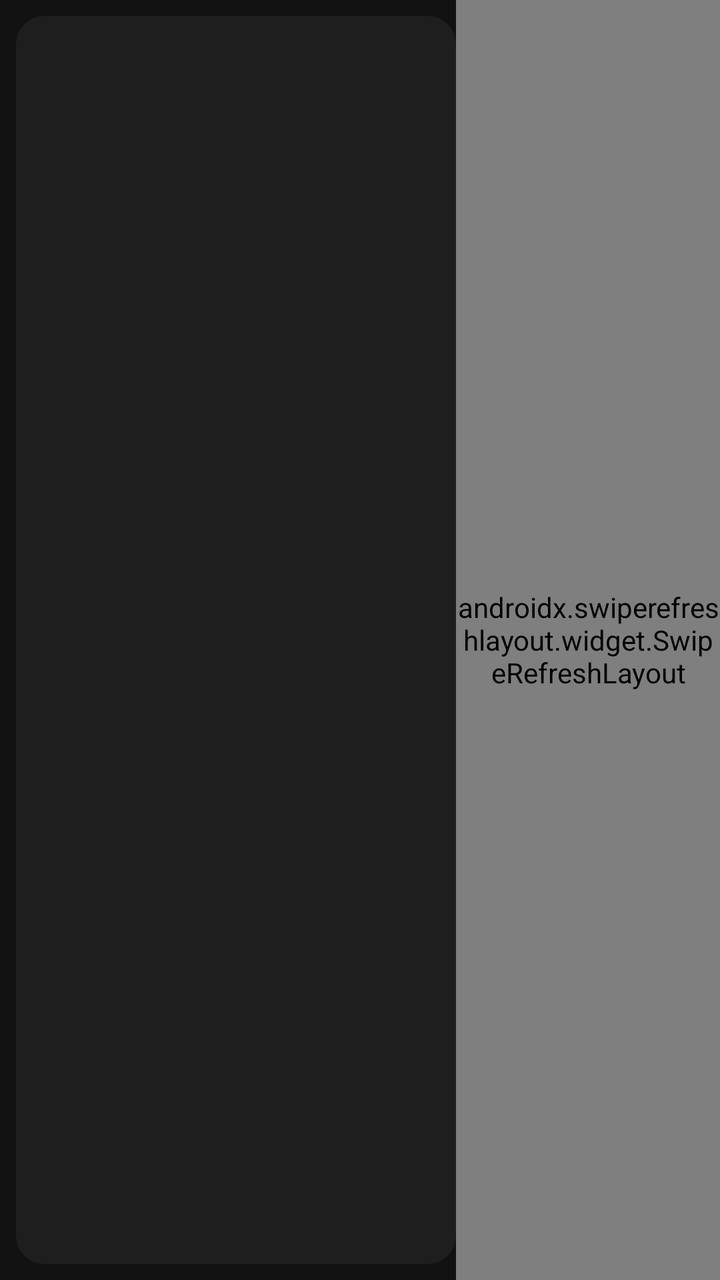
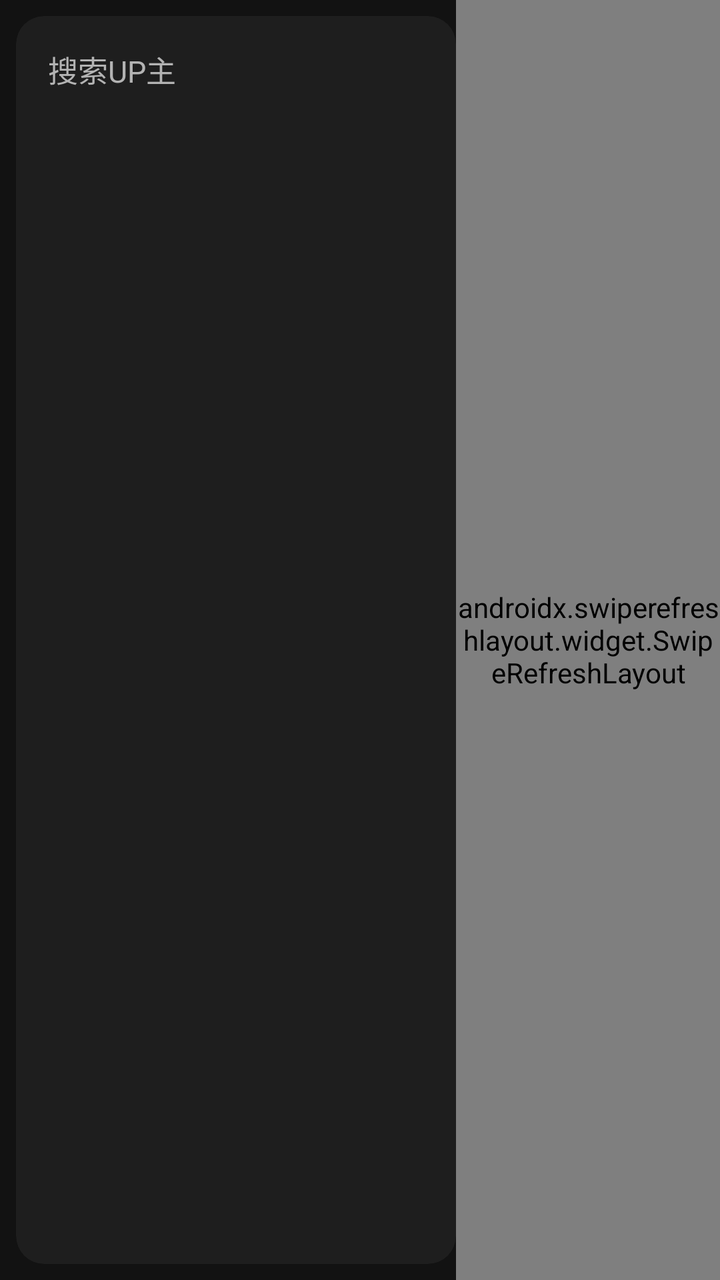

Before-and-after screenshots of an Android layout around one commit, followed by the original layout XML and the change that was made.
<!-- AndroidManifest.xml: application theme Theme.Blbl -->
<!-- res/layout/fragment_dynamic.xml -->
<?xml version="1.0" encoding="utf-8"?>
<androidx.constraintlayout.widget.ConstraintLayout xmlns:android="http://schemas.android.com/apk/res/android"
    xmlns:app="http://schemas.android.com/apk/res-auto"
    android:layout_width="match_parent"
    android:layout_height="match_parent"
    android:background="?attr/blblPageBackdrop">

    <com.google.android.material.card.MaterialCardView
        android:id="@+id/card_following"
        android:layout_width="@dimen/dynamic_following_panel_width"
        android:layout_height="0dp"
        android:layout_margin="@dimen/dynamic_following_panel_margin"
        app:cardBackgroundColor="?attr/colorSurface"
        app:cardCornerRadius="14dp"
        app:cardElevation="0dp"
        app:layout_constraintBottom_toBottomOf="parent"
        app:layout_constraintStart_toStartOf="parent"
        app:layout_constraintTop_toTopOf="parent">

        <androidx.recyclerview.widget.RecyclerView
            android:id="@+id/recycler_following"
            android:layout_width="match_parent"
            android:layout_height="match_parent"
            android:clipChildren="false"
            android:clipToPadding="false"
            android:descendantFocusability="afterDescendants"
            android:focusable="true"
            android:padding="@dimen/dynamic_following_list_padding" />
    </com.google.android.material.card.MaterialCardView>

    <androidx.swiperefreshlayout.widget.SwipeRefreshLayout
        android:id="@+id/swipe_refresh"
        android:layout_width="0dp"
        android:layout_height="0dp"
        app:layout_constraintBottom_toBottomOf="parent"
        app:layout_constraintEnd_toEndOf="parent"
        app:layout_constraintStart_toEndOf="@id/card_following"
        app:layout_constraintTop_toTopOf="parent">

        <androidx.recyclerview.widget.RecyclerView
            android:id="@+id/recycler_dynamic"
            android:layout_width="match_parent"
            android:layout_height="match_parent"
            android:clipChildren="false"
            android:clipToPadding="false"
            android:descendantFocusability="afterDescendants"
            android:focusable="true"
            android:padding="8dp" />
    </androidx.swiperefreshlayout.widget.SwipeRefreshLayout>

</androidx.constraintlayout.widget.ConstraintLayout>
<!-- resources referenced by this layout -->
<resources>
  <dimen name="dynamic_following_list_padding">6dp</dimen>
  <dimen name="dynamic_following_panel_margin">8dp</dimen>
  <dimen name="dynamic_following_panel_width">220dp</dimen>
  <style name="Theme.Blbl" parent="Theme.Blbl.Base.Dark">
          <item name="blblAccent">@color/blbl_purple</item>
          <item name="blblAccentContainer">@color/blbl_accent_violet_container</item>
          <item name="blblAccentWeak">@color/blbl_accent_violet_weak</item>
          <item name="blblAccentPressed">@color/blbl_accent_violet_pressed</item>
      </style>
  <style name="Theme.Blbl.Base.Dark" parent="Theme.Blbl.Base">
          <item name="colorPrimary">@color/blbl_surface</item>
          <item name="colorPrimaryVariant">@color/blbl_surface</item>
          <item name="colorOnPrimary">@color/blbl_text</item>
  
          <item name="android:colorBackground">@color/blbl_bg</item>
          <item name="colorBackground">@color/blbl_bg</item>
          <item name="blblContentBackground">?attr/colorBackground</item>
          <item name="colorSurface">@color/blbl_surface</item>
          <item name="colorOnSurface">@color/blbl_text</item>
          <item name="blblDialogSurface">@color/blbl_surface</item>
          <item name="blblOnPageBackdrop">@color/blbl_text</item>
          <item name="blblOnPageBackdropSecondary">@color/blbl_text_secondary</item>
  
          <item name="android:statusBarColor">@color/blbl_bg</item>
          <item name="android:navigationBarColor">@color/blbl_bg</item>
          <item name="android:windowBackground">@color/blbl_bg</item>
          <item name="android:textColorPrimary">@color/blbl_text</item>
          <item name="android:textColorSecondary">@color/blbl_text_secondary</item>
      </style>
  <color name="blbl_purple">#8A2BE2</color>
  <color name="blbl_accent_violet_container">#338A2BE2</color>
  <color name="blbl_accent_violet_weak">#668A2BE2</color>
  <color name="blbl_accent_violet_pressed">#808A2BE2</color>
  <color name="blbl_surface">#1E1E1E</color>
  <color name="blbl_text">#EDEDED</color>
  <color name="blbl_bg">#121212</color>
  <color name="blbl_text_secondary">#B3B3B3</color>
  <style name="ThemeOverlay.Blbl.MaterialAlertDialog" parent="ThemeOverlay.MaterialComponents.MaterialAlertDialog">
          <item name="colorPrimary">?attr/blblAccent</item>
          <item name="colorSurface">?attr/blblDialogSurface</item>
          <item name="colorOnPrimary">?attr/colorOnSurface</item>
          <item name="materialAlertDialogTitleTextStyle">@style/Widget.Blbl.MaterialAlertDialog.Title.Text</item>
          <item name="materialAlertDialogBodyTextStyle">@style/Widget.Blbl.MaterialAlertDialog.Body.Text</item>
          
          <item name="android:listViewStyle">@style/Widget.Blbl.Dialog.ListView</item>
          <item name="android:dropDownListViewStyle">@style/Widget.Blbl.Dialog.ListView</item>
      </style>
  <style name="Widget.Blbl.MaterialAlertDialog.Title.Text" parent="MaterialAlertDialog.MaterialComponents.Title.Text">
          <item name="android:textColor">?attr/colorOnSurface</item>
      </style>
  <style name="Widget.Blbl.MaterialAlertDialog.Body.Text" parent="MaterialAlertDialog.MaterialComponents.Body.Text">
          <item name="android:textColor">?android:attr/textColorSecondary</item>
      </style>
  <style name="Widget.Blbl.Dialog.ListView" parent="Widget.AppCompat.ListView">
          <item name="android:listSelector">?attr/blblFocusListSelectorRound</item>
          <item name="android:divider">@android:color/transparent</item>
          <item name="android:dividerHeight">0dp</item>
          <item name="android:cacheColorHint">@android:color/transparent</item>
      </style>
  <!-- unchanged entries left out for length: 3 -->
</resources>

<!-- the commit's change to res/layout/fragment_dynamic.xml (unified diff, before → after) -->
@@ -17,15 +17,61 @@
         app:layout_constraintStart_toStartOf="parent"
         app:layout_constraintTop_toTopOf="parent">
 
-        <androidx.recyclerview.widget.RecyclerView
-            android:id="@+id/recycler_following"
+        <LinearLayout
             android:layout_width="match_parent"
             android:layout_height="match_parent"
-            android:clipChildren="false"
-            android:clipToPadding="false"
-            android:descendantFocusability="afterDescendants"
-            android:focusable="true"
-            android:padding="@dimen/dynamic_following_list_padding" />
+            android:orientation="vertical">
+
+            <androidx.appcompat.widget.AppCompatEditText
+                android:id="@+id/et_following_search"
+                android:layout_width="match_parent"
+                android:layout_height="42dp"
+                android:layout_marginHorizontal="@dimen/dynamic_following_list_padding"
+                android:layout_marginTop="@dimen/dynamic_following_list_padding"
+                android:layout_marginBottom="2dp"
+                android:background="?attr/blblFocusBgRound"
+                android:ellipsize="end"
+                android:gravity="center_vertical"
+                android:hint="@string/dynamic_up_search_hint"
+                android:imeOptions="actionSearch"
+                android:includeFontPadding="false"
+                android:inputType="text"
+                android:maxLines="1"
+                android:paddingHorizontal="10dp"
+                android:singleLine="true"
+                android:textColor="?attr/colorOnSurface"
+                android:textColorHint="?attr/blblOnPageBackdropSecondary"
+                android:textSize="15sp" />
+
+            <FrameLayout
+                android:layout_width="match_parent"
+                android:layout_height="0dp"
+                android:layout_weight="1">
+
+                <androidx.recyclerview.widget.RecyclerView
+                    android:id="@+id/recycler_following"
+                    android:layout_width="match_parent"
+                    android:layout_height="match_parent"
+                    android:clipChildren="false"
+                    android:clipToPadding="false"
+                    android:descendantFocusability="afterDescendants"
+                    android:focusable="true"
+                    android:padding="@dimen/dynamic_following_list_padding" />
+
+                <TextView
+                    android:id="@+id/tv_following_empty"
+                    android:layout_width="match_parent"
+                    android:layout_height="wrap_content"
+                    android:layout_gravity="center"
+                    android:layout_marginHorizontal="12dp"
+                    android:focusable="false"
+                    android:gravity="center"
+                    android:text="@string/dynamic_up_search_no_result"
+                    android:textColor="?attr/blblOnPageBackdropSecondary"
+                    android:textSize="14sp"
+                    android:visibility="gone" />
+            </FrameLayout>
+        </LinearLayout>
     </com.google.android.material.card.MaterialCardView>
 
     <androidx.swiperefreshlayout.widget.SwipeRefreshLayout
<!-- resource entries referenced after the edit -->
@@ -3,6 +3,8 @@
   <dimen name="dynamic_following_list_padding">6dp</dimen>
   <dimen name="dynamic_following_panel_margin">8dp</dimen>
   <dimen name="dynamic_following_panel_width">220dp</dimen>
+  <string name="dynamic_up_search_hint">搜索UP主</string>
+  <string name="dynamic_up_search_no_result">没有匹配的UP主</string>
   <style name="Theme.Blbl" parent="Theme.Blbl.Base.Dark">
           <item name="blblAccent">@color/blbl_purple</item>
           <item name="blblAccentContainer">@color/blbl_accent_violet_container</item>
